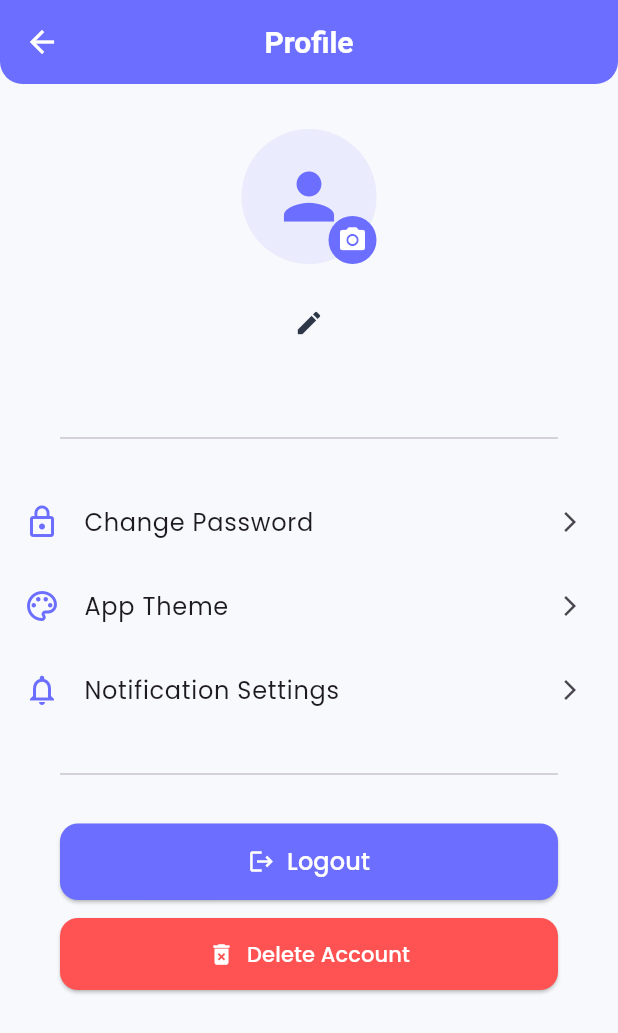
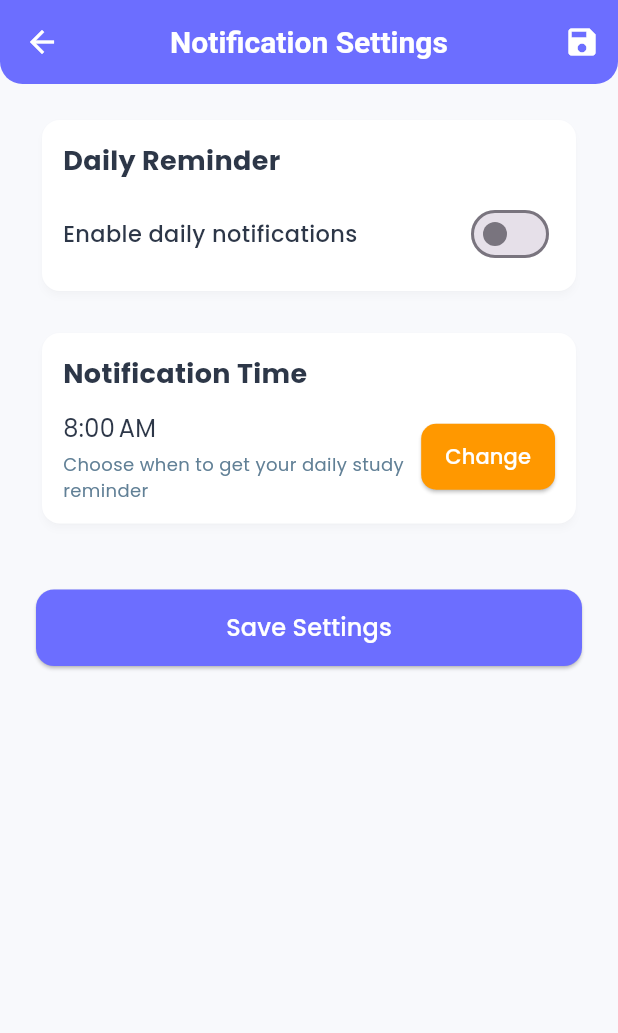
Before and after one commit to HND03/quiz_app, a Flutter app: the ProfileScreen screen opened directly with empty values, after a tap on "Notification Settings", on a phone screen of 412 x 824 dp. Shown: the top 1033 px of the screen. Run offline on Flutter 3.47's test engine with Material 3 defaults, Android fonts, the phone set to English and light mode, and no system bars; our stand-ins replace awesome_notifications, cloud_firestore, firebase_auth, firebase_core, flutter_animate, flutter_dotenv and 4 more; accounts and stored records are empty.

Commit message:
notiification setting

```diff
--- a/lib/main.dart
+++ b/lib/main.dart
@@ -7,6 +7,7 @@ import 'package:flutter_dotenv/flutter_dotenv.dart';
 import 'package:quiz_app/view/user/home_screen.dart';
 import 'package:quiz_app/view/user/login_screen.dart';
 import 'firebase_options.dart';
+import 'model/notification_service.dart';
 
 Future<void> main() async {
   WidgetsFlutterBinding.ensureInitialized();
@@ -20,6 +21,9 @@ Future<void> main() async {
   final prefs = await SharedPreferences.getInstance();
   final savedTheme = prefs.getString('themeMode') ?? 'light';
   final themeMode = savedTheme == 'dark' ? ThemeMode.dark : ThemeMode.light;
+
+  await NotificationService.initialize();
+  await NotificationService.requestPermission();
 
   runApp(MyApp(initialThemeMode: themeMode));
 }
--- /dev/null
+++ b/lib/model/notification_service.dart
@@ -0,0 +1,69 @@
+import 'package:awesome_notifications/awesome_notifications.dart';
+import 'package:flutter/material.dart';
+
+class NotificationService {
+  static const int _dailyNotificationId = 1001;
+
+  // ✅ Khởi tạo notification
+  static Future<void> initialize() async {
+    await AwesomeNotifications().initialize(
+      null,
+      [
+        NotificationChannel(
+          channelKey: 'daily_channel',
+          channelName: 'Daily Notifications',
+          channelDescription: 'Reminds you to study every day',
+          defaultColor: const Color(0xFF3B82F6),
+          importance: NotificationImportance.High,
+          channelShowBadge: true,
+        ),
+      ],
+      debug: true,
+    );
+  }
+
+  // ✅ Xin quyền
+  static Future<void> requestPermission() async {
+    final isAllowed = await AwesomeNotifications().isNotificationAllowed();
+    if (!isAllowed) {
+      await AwesomeNotifications().requestPermissionToSendNotifications();
+    }
+  }
+
+  // ✅ Lên lịch thông báo hằng ngày vào giờ và phút cụ thể
+  static Future<void> scheduleDaily({
+    required int hour,
+    required int minute,
+  }) async {
+    await AwesomeNotifications().createNotification(
+      content: NotificationContent(
+        id: _dailyNotificationId,
+        channelKey: 'daily_channel',
+        title: '📚 Daily Study Reminder',
+        body: 'It’s study time! Let’s keep learning 💪',
+        notificationLayout: NotificationLayout.Default,
+      ),
+      schedule: NotificationCalendar(
+        hour: hour,
+        minute: minute,
+        second: 0,
+        repeats: true, // Lặp lại mỗi ngày
+        allowWhileIdle: true,
+      ),
+    );
+  }
+
+  // ❌ Hủy thông báo hằng ngày
+  static Future<void> cancelDaily() async {
+    await AwesomeNotifications().cancel(_dailyNotificationId);
+  }
+
+  // 🔍 Kiểm tra xem daily notification có đang được bật không
+  static Future<bool> isDailyScheduled() async {
+    final scheduledList =
+    await AwesomeNotifications().listScheduledNotifications();
+    return scheduledList.any(
+          (n) => n.content?.id == _dailyNotificationId,
+    );
+  }
+}
--- /dev/null
+++ b/lib/view/user/notification_setting_screen.dart
@@ -0,0 +1,289 @@
+import 'package:flutter/material.dart';
+import 'package:intl/intl.dart';
+import 'package:quiz_app/theme/theme.dart';
+import 'package:quiz_app/model/notification_service.dart';
+
+class NotificationSettingScreen extends StatefulWidget {
+  const NotificationSettingScreen({super.key});
+
+  @override
+  State<NotificationSettingScreen> createState() =>
+      _NotificationSettingScreenState();
+}
+
+class _NotificationSettingScreenState extends State<NotificationSettingScreen> {
+  bool _isDailyEnabled = false;
+  TimeOfDay _selectedTime = const TimeOfDay(hour: 8, minute: 0);
+  bool _isLoading = false;
+
+  @override
+  void initState() {
+    super.initState();
+    _loadStatus();
+  }
+
+  Future<void> _loadStatus() async {
+    await NotificationService.requestPermission();
+    final isActive = await NotificationService.isDailyScheduled();
+    setState(() => _isDailyEnabled = isActive);
+  }
+
+  Future<void> _toggleDailyNotification(bool value) async {
+    setState(() => _isLoading = true);
+
+    if (value) {
+      await NotificationService.scheduleDaily(
+        hour: _selectedTime.hour,
+        minute: _selectedTime.minute,
+      );
+      ScaffoldMessenger.of(context).showSnackBar(
+        SnackBar(
+          content: Text(
+            "Daily reminder set at ${_selectedTime.format(context)} ⏰",
+          ),
+        ),
+      );
+    } else {
+      await NotificationService.cancelDaily();
+      ScaffoldMessenger.of(context).showSnackBar(
+        const SnackBar(content: Text("Daily notifications turned off.")),
+      );
+    }
+
+    setState(() {
+      _isDailyEnabled = value;
+      _isLoading = false;
+    });
+  }
+
+  Future<void> _pickTime() async {
+    final picked = await showTimePicker(
+      context: context,
+      initialTime: _selectedTime,
+      builder: (context, child) {
+        final isDark = Theme.of(context).brightness == Brightness.dark;
+        return Theme(
+          data: isDark ? ThemeData.dark() : ThemeData.light(),
+          child: child!,
+        );
+      },
+    );
+
+    if (picked != null) {
+      setState(() => _selectedTime = picked);
+      if (_isDailyEnabled) {
+        await NotificationService.scheduleDaily(
+          hour: picked.hour,
+          minute: picked.minute,
+        );
+        ScaffoldMessenger.of(context).showSnackBar(
+          SnackBar(
+            content: Text(
+              "Updated daily reminder to ${picked.format(context)} ✅",
+            ),
+          ),
+        );
+      }
+    }
+  }
+
+  @override
+  Widget build(BuildContext context) {
+    final isDark = Theme.of(context).brightness == Brightness.dark;
+    final textColor =
+    isDark ? AppTheme.darkTextPrimaryColor : AppTheme.textPrimaryColor;
+    final secondaryTextColor =
+    isDark ? AppTheme.darkTextSecondaryColor : AppTheme.textSecondaryColor;
+
+    return Scaffold(
+      backgroundColor: Theme.of(context).scaffoldBackgroundColor,
+      appBar: AppBar(
+        backgroundColor: isDark ? Colors.black : AppTheme.primaryColor,
+        title: const Text(
+          "Notification Settings",
+          style: TextStyle(color: Colors.white, fontWeight: FontWeight.w600),
+        ),
+        iconTheme: const IconThemeData(color: Colors.white),
+        elevation: 0,
+        centerTitle: true,
+        shape: const RoundedRectangleBorder(
+          borderRadius: BorderRadius.vertical(bottom: Radius.circular(15)),
+        ),
+        actions: [
+          IconButton(
+            icon: const Icon(Icons.save, color: Colors.white),
+            onPressed: _isLoading
+                ? null
+                : () async {
+              await _toggleDailyNotification(_isDailyEnabled);
+
+              ScaffoldMessenger.of(context).showSnackBar(
+                const SnackBar(
+                  content: Text("Settings saved successfully ✅"),
+                ),
+              );
+
+              await Future.delayed(const Duration(milliseconds: 800));
+
+              if (mounted) {
+                Navigator.pop(context); // 👈 Quay lại ProfileScreen
+              }
+            },
+          ),
+        ],
+      ),
+      body: SingleChildScrollView(
+        physics: const BouncingScrollPhysics(),
+        padding: const EdgeInsets.symmetric(horizontal: 24, vertical: 20),
+        child: Column(
+          crossAxisAlignment: CrossAxisAlignment.stretch, // 👈 giúp các child full width
+          mainAxisSize: MainAxisSize.min,
+          children: [
+            // --- Daily Reminder ---
+            _buildSectionCard(
+              title: "Daily Reminder",
+              child: Row(
+                mainAxisAlignment: MainAxisAlignment.spaceBetween,
+                crossAxisAlignment: CrossAxisAlignment.center,
+                children: [
+                  Expanded( // 👈 giúp text chiếm phần còn lại, tránh tràn
+                    child: Text(
+                      "Enable daily notifications",
+                      style: TextStyle(
+                        fontSize: 15,
+                        color: textColor,
+                        fontWeight: FontWeight.w500,
+                      ),
+                    ),
+                  ),
+                  Switch(
+                    value: _isDailyEnabled,
+                    onChanged: _isLoading ? null : _toggleDailyNotification,
+                    activeColor: AppTheme.primaryColor,
+                  ),
+                ],
+              ),
+            ),
+
+            const SizedBox(height: 20),
+
+            // --- Notification Time ---
+            _buildSectionCard(
+              title: "Notification Time",
+              child: Container(
+                width: double.infinity, // 👈 ép section full width
+                child: Row(
+                  mainAxisAlignment: MainAxisAlignment.spaceBetween,
+                  children: [
+                    Expanded(
+                      child: Column(
+                        crossAxisAlignment: CrossAxisAlignment.start,
+                        children: [
+                          Text(
+                            DateFormat.jm().format(
+                              DateTime(0, 0, 0, _selectedTime.hour, _selectedTime.minute),
+                            ),
+                            style: TextStyle(fontSize: 16, color: textColor),
+                          ),
+                          const SizedBox(height: 4),
+                          Text(
+                            "Choose when to get your daily study reminder",
+                            style: TextStyle(color: secondaryTextColor, fontSize: 12),
+                          ),
+                        ],
+                      ),
+                    ),
+                    ElevatedButton(
+                      style: ElevatedButton.styleFrom(
+                        backgroundColor: Colors.orange,
+                        foregroundColor: Colors.white,
+                        shape: RoundedRectangleBorder(
+                          borderRadius: BorderRadius.circular(10),
+                        ),
+                        padding: const EdgeInsets.symmetric(horizontal: 16, vertical: 12),
+                      ),
+                      onPressed: _isLoading ? null : _pickTime,
+                      child: const Text("Change"),
+                    ),
+                  ],
+                ),
+              ),
+            ),
+
+            const SizedBox(height: 40),
+
+            // --- Save Button ---
+            SizedBox(
+              width: double.infinity, // 👈 full width
+              child: ElevatedButton(
+                style: ElevatedButton.styleFrom(
+                  backgroundColor: AppTheme.primaryColor,
+                  foregroundColor: Colors.white,
+                  shape: RoundedRectangleBorder(
+                    borderRadius: BorderRadius.circular(12),
+                  ),
+                  padding: const EdgeInsets.symmetric(vertical: 14),
+                ),
+                onPressed: _isLoading
+                    ? null
+                    : () async {
+                  await _toggleDailyNotification(_isDailyEnabled);
+
+                  // Hiển thị thông báo đã lưu
+                  ScaffoldMessenger.of(context).showSnackBar(
+                    const SnackBar(content: Text("Settings saved successfully ✅")),
+                  );
+
+                  // Chờ 1 chút để người dùng thấy SnackBar, sau đó quay lại Profile
+                  await Future.delayed(const Duration(milliseconds: 800));
+
+                  if (mounted) {
+                    Navigator.pop(context); // 👈 Quay về ProfileScreen
+                  }
+                },
+
+                child: _isLoading
+                    ? const CircularProgressIndicator(color: Colors.white)
+                    : const Text(
+                  "Save Settings",
+                  style: TextStyle(fontSize: 16, color: Colors.white),
+                ),
+              ),
+            ),
+          ],
+        ),
+      ),
+
+    );
+  }
+
+  Widget _buildSectionCard({required String title, required Widget child}) {
+    final theme = Theme.of(context);
+    final isDark = theme.brightness == Brightness.dark;
+    final cardColor =
+    isDark ? AppTheme.darkCardColor : AppTheme.cardColor;
+    final textColor =
+    isDark ? AppTheme.darkTextPrimaryColor : AppTheme.textPrimaryColor;
+
+    return Card(
+      color: cardColor,
+      elevation: 2,
+      shape: RoundedRectangleBorder(borderRadius: BorderRadius.circular(12)),
+      child: Padding(
+        padding: const EdgeInsets.all(14),
+        child: Column(
+          crossAxisAlignment: CrossAxisAlignment.start,
+          children: [
+            Text(title,
+                style: TextStyle(
+                    fontSize: 18,
+                    fontWeight: FontWeight.bold,
+                    color: textColor)),
+            const SizedBox(height: 12),
+            child,
+          ],
+        ),
+      ),
+    );
+  }
+}
--- a/lib/view/user/profile_screen.dart
+++ b/lib/view/user/profile_screen.dart
@@ -11,6 +11,7 @@ import 'package:quiz_app/view/user/theme_selection_screen.dart';
 import '../../main.dart';
 import 'change_password_screen.dart';
 import 'login_screen.dart';
+import 'notification_setting_screen.dart';
 
 class ProfileScreen extends StatefulWidget {
   final Function(ThemeMode) onThemeChanged;
@@ -429,7 +430,14 @@ class _ProfileScreenState extends State<ProfileScreen>
             _buildSettingTile(
               icon: Icons.notifications_outlined,
               title: "Notification Settings",
-              onTap: () {},
+              onTap: () {
+                Navigator.push(
+                  context,
+                  MaterialPageRoute(
+                    builder: (_) => NotificationSettingScreen(),
+                  ),
+                );
+              },
             ),
             const SizedBox(height: 20),
             const Divider(thickness: 1, indent: 40, endIndent: 40),
--- a/pubspec.yaml
+++ b/pubspec.yaml
@@ -45,6 +45,7 @@ dependencies:
   http: ^1.5.0
   flutter_dotenv: ^6.0.0
   shared_preferences: ^2.5.3
+  awesome_notifications: ^0.10.1
 
 dev_dependencies:
   flutter_test:
```
Also changed, not shown: pubspec.lock.
